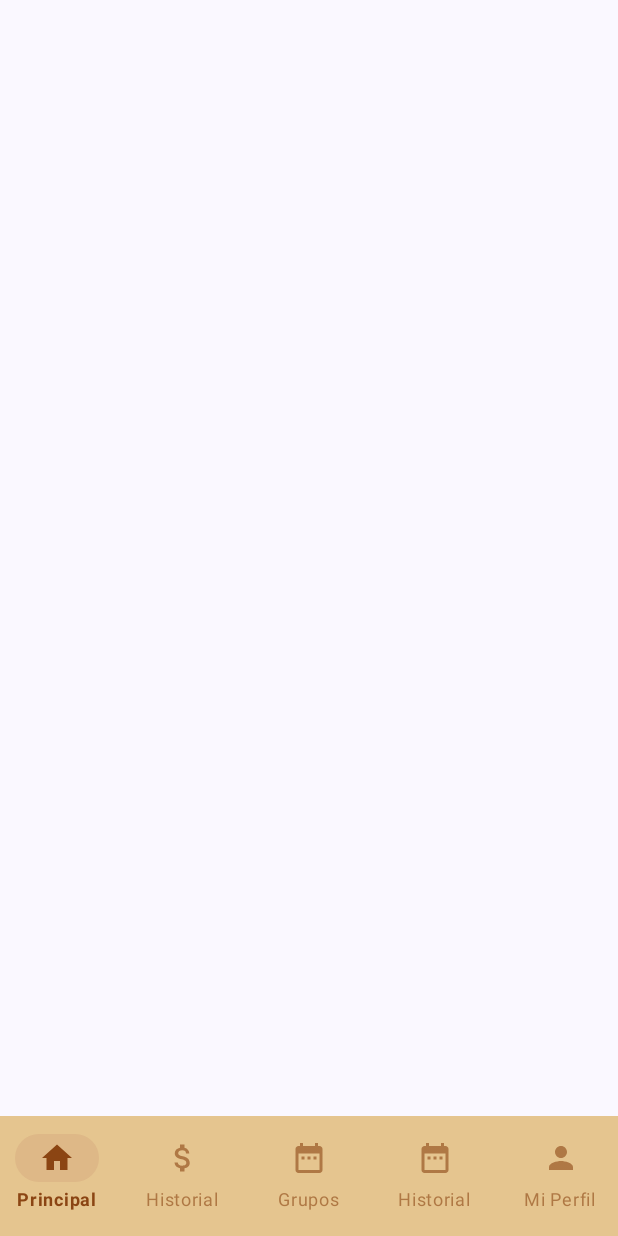
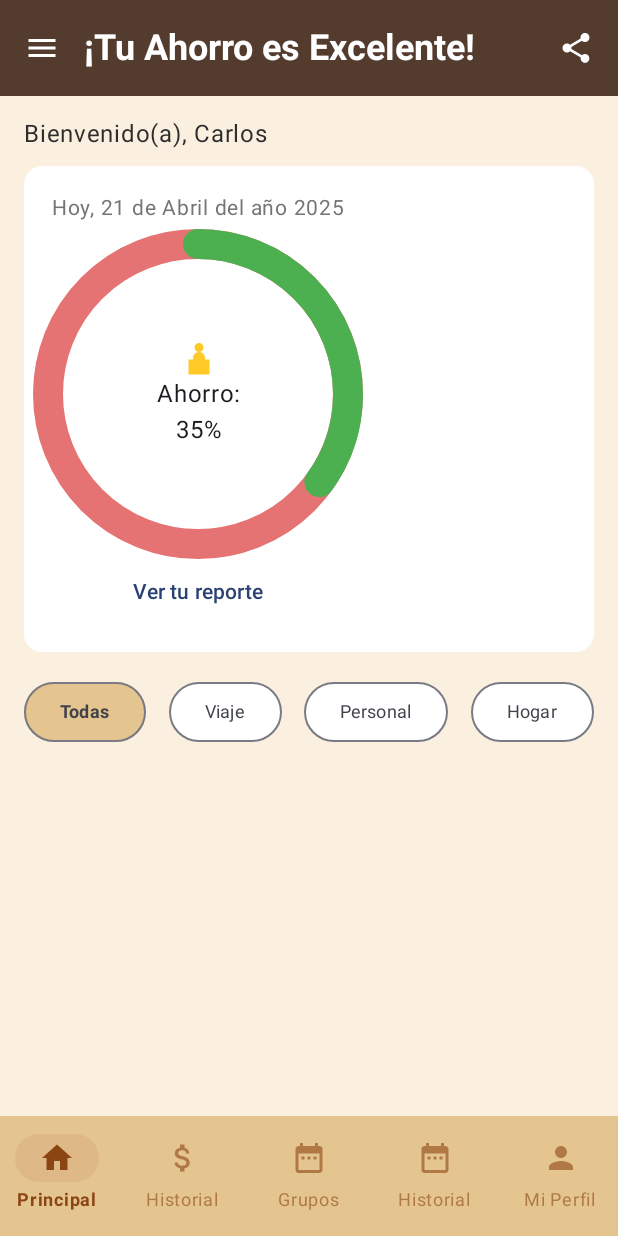
Before and after one commit to CaVassM/PocketMind_MobileApp, an Android app built with Jetpack Compose: the composable DashboardScreen shown on its own in the app's theme, on a phone screen of 412 x 824 dp. Run offline under Robolectric (Android 15) with nearby library versions, the phone set to English and light mode, and no system bars; our stand-ins replace Firebase (no records; nobody signed in at launch, a user with empty details on screens opened directly).

Commit message:
Pantalla Principal

```diff
--- a/app/build.gradle.kts
+++ b/app/build.gradle.kts
@@ -65,4 +65,5 @@ dependencies {
     debugImplementation(libs.androidx.ui.test.manifest)
     implementation("androidx.navigation:navigation-compose:2.9.0")
     implementation("androidx.compose.material:material:1.9.0-alpha03")
+    implementation("androidx.compose.material3:material3:1.2.1")
 }
--- a/app/src/main/java/com/example/ta_movil/ViewModels/dashboard/DashboardViewModel.kt
+++ b/app/src/main/java/com/example/ta_movil/ViewModels/dashboard/DashboardViewModel.kt
@@ -37,7 +37,7 @@ enum class TransactionType {
     EXPENSE
 }
 
-class DashboardViewModel : ViewModel() {
+open class DashboardViewModel : ViewModel() {
     // Estado para las metas de ahorro
     var savingGoals by mutableStateOf<List<SavingGoal>>(emptyList())
         private set
@@ -64,6 +64,11 @@ class DashboardViewModel : ViewModel() {
 
     init {
         // No cargar datos al inicio, esperamos que el usuario se autentique primero
+    }
+
+    // Para fines de preview/test
+    fun setFakeGoals(goals: List<SavingGoal>) {
+        savingGoals = goals
     }
 
     fun loadSavingGoals() {
--- a/app/src/main/java/com/example/ta_movil/Views/dashboard/DashboardScreen.kt
+++ b/app/src/main/java/com/example/ta_movil/Views/dashboard/DashboardScreen.kt
@@ -1,41 +1,86 @@
 package com.example.ta_movil.Views.dashboard
 
+import androidx.compose.foundation.Canvas
+import androidx.compose.foundation.background
 import androidx.compose.foundation.layout.*
 import androidx.compose.foundation.lazy.LazyColumn
 import androidx.compose.foundation.lazy.items
+import androidx.compose.foundation.shape.CircleShape
 import androidx.compose.material.icons.Icons
-import androidx.compose.material.icons.filled.Home
-import androidx.compose.material.icons.filled.Add
-import androidx.compose.material.icons.filled.DateRange
-import androidx.compose.material.icons.filled.Settings
-import androidx.compose.material.icons.filled.Edit
-import androidx.compose.material.icons.filled.Delete
+import androidx.compose.material.icons.filled.Menu
+import androidx.compose.material.icons.filled.Share
 import androidx.compose.material3.*
 import androidx.compose.runtime.*
+import androidx.compose.ui.Alignment
 import androidx.compose.ui.Modifier
+import androidx.compose.ui.graphics.Color
+import androidx.compose.ui.graphics.StrokeCap
+import androidx.compose.ui.res.painterResource
+import androidx.compose.ui.text.font.FontWeight
+import androidx.compose.ui.text.style.TextAlign
+import androidx.compose.ui.unit.Dp
 import androidx.compose.ui.unit.dp
+import androidx.compose.ui.unit.sp
 import androidx.navigation.NavController
+import com.example.ta_movil.Additionals.ColorsTheme
+import com.example.ta_movil.Components.BottomNavigationBar
+import com.example.ta_movil.R
 import com.example.ta_movil.ViewModels.dashboard.DashboardViewModel
 import com.example.ta_movil.ViewModels.dashboard.Screen
 import com.example.ta_movil.ViewModels.dashboard.SavingGoal
-import com.example.ta_movil.ui.theme.AppTheme
-import androidx.lifecycle.viewmodel.compose.viewModel
-import com.example.ta_movil.Components.BottomNavigationBar
-
 
 @OptIn(ExperimentalMaterial3Api::class)
 @Composable
 fun DashboardScreen(
     navController: NavController,
-    viewModel: DashboardViewModel = viewModel()
+    dashboardViewModel: DashboardViewModel
 ) {
+    val categories = listOf("Todas", "Viaje", "Personal", "Hogar")
+    var selectedCategory by remember { mutableStateOf("Todas") }
+
+    LaunchedEffect(Unit) {
+        dashboardViewModel.loadSavingGoals()
+    }
+
     Scaffold(
-        modifier = Modifier.fillMaxSize(),
+        containerColor = ColorsTheme.backgroundColor,
+        topBar = {
+            TopAppBar(
+                title = {
+                    Text(
+                        "¡Tu Ahorro es Excelente!",
+                        color = Color.White,
+                        fontSize = 24.sp,
+                        fontWeight = FontWeight.Bold
+                    )
+                },
+                navigationIcon = {
+                    IconButton(onClick = { /* Menú */ }) {
+                        Icon(
+                            imageVector = Icons.Default.Menu,
+                            contentDescription = "Menú",
+                            tint = Color.White
+                        )
+                    }
+                },
+                actions = {
+                    IconButton(onClick = { /* Compartir */ }) {
+                        Icon(
+                            imageVector = Icons.Default.Share,
+                            contentDescription = "Compartir",
+                            tint = Color.White
+                        )
+                    }
+                },
+                colors = TopAppBarDefaults.topAppBarColors(
+                    containerColor = ColorsTheme.headerColor
+                )
+            )
+        },
         bottomBar = {
             BottomNavigationBar(
-                currentScreen = viewModel.currentScreen,
+                currentScreen = Screen.Dashboard,
                 onNavigate = { screen ->
-                    viewModel.navigateTo(screen)
                     when (screen) {
                         Screen.Dashboard -> navController.navigate("dashboard")
                         Screen.IngresosEgresos -> navController.navigate("ingresos_egresos")
@@ -44,103 +89,139 @@ fun DashboardScreen(
                     }
                 }
             )
-        },
-        content = { paddingValues ->
-            Column(
-                modifier = Modifier
-                    .fillMaxSize()
-                    .padding(paddingValues)
+        }
+    ) { paddingValues ->
+        Column(
+            modifier = Modifier
+                .fillMaxSize()
+                .padding(paddingValues)
+                .padding(16.dp)
+        ) {
+            Text(
+                text = "Bienvenido(a), Carlos",
+                style = MaterialTheme.typography.bodyLarge,
+                color = ColorsTheme.primaryText
+            )
+
+            Spacer(modifier = Modifier.height(12.dp))
+
+            Card(
+                modifier = Modifier.fillMaxWidth(),
+                shape = MaterialTheme.shapes.medium,
+                colors = CardDefaults.cardColors(containerColor = ColorsTheme.cardBackground)
             ) {
-                // Lista de metas de ahorro
-                LazyColumn(
-                    modifier = Modifier
-                        .fillMaxWidth()
-                        .weight(1f)
+                Column(
+                    modifier = Modifier.padding(16.dp),
+                    horizontalAlignment = Alignment.CenterHorizontally
                 ) {
-                    items(viewModel.savingGoals) { goal ->
-                        SavingGoalCard(
-                            goal = goal,
-                            onEdit = { /* Implementar edición */ },
-                            onDelete = { /* Implementar eliminación */ }
-                        )
-                        Spacer(modifier = Modifier.height(8.dp))
+                    Text("Hoy, 21 de Abril del año 2025", fontSize = 14.sp, color = ColorsTheme.secondaryText)
+                    Spacer(modifier = Modifier.height(12.dp))
+                    CircularProgressWithCenterText(percentage = 0.35f)
+                    Spacer(modifier = Modifier.height(8.dp))
+                    TextButton(onClick = { /* Ver reporte */ }) {
+                        Text("Ver tu reporte")
                     }
                 }
             }
-        }
-    )
-}
 
+            Spacer(modifier = Modifier.height(16.dp))
 
-
-@Composable
-fun SavingGoalCard(
-    goal: SavingGoal,
-    onEdit: () -> Unit,
-    onDelete: () -> Unit
-) {
-    Card(
-        modifier = Modifier
-            .fillMaxWidth()
-            .padding(horizontal = 16.dp),
-        colors = CardDefaults.cardColors(
-            containerColor = AppTheme.primaryBackground
-        )
-    ) {
-        Column(
-            modifier = Modifier.padding(16.dp)
-        ) {
             Row(
                 modifier = Modifier.fillMaxWidth(),
                 horizontalArrangement = Arrangement.SpaceBetween
             ) {
-                Column {
-                    Text(
-                        text = goal.name,
-                        style = MaterialTheme.typography.titleMedium,
-                        color = AppTheme.primaryText
-                    )
-                    Text(
-                        text = "${goal.currentAmount} / ${goal.targetAmount}",
-                        style = MaterialTheme.typography.bodyMedium,
-                        color = AppTheme.primaryText
-                    )
-                }
-                Row {
-                    IconButton(onClick = onEdit) {
-                        Icon(
-                            imageVector = Icons.Filled.Edit,
-                            contentDescription = "Editar"
+                categories.forEach { category ->
+                    OutlinedButton(
+                        onClick = { selectedCategory = category },
+                        colors = ButtonDefaults.outlinedButtonColors(
+                            containerColor = if (selectedCategory == category) Color(0xFFE5C58F) else Color.White
                         )
-                    }
-                    IconButton(onClick = onDelete) {
-                        Icon(
-                            imageVector = Icons.Filled.Delete,
-                            contentDescription = "Eliminar"
+                    ) {
+                        Text(
+                            text = category,
+                            fontSize = 12.sp,
+                            fontWeight = if (selectedCategory == category) FontWeight.Bold else FontWeight.Normal
                         )
                     }
                 }
             }
 
-            // Barra de progreso
+            Spacer(modifier = Modifier.height(12.dp))
+
+            LazyColumn(modifier = Modifier.fillMaxSize()) {
+                items(dashboardViewModel.savingGoals.filter {
+                    selectedCategory == "Todas" || it.name.contains(selectedCategory, ignoreCase = true)
+                }) { goal ->
+                    SavingGoalCard(goal)
+                }
+            }
+        }
+    }
+}
+
+@Composable
+fun CircularProgressWithCenterText(
+    percentage: Float,
+    radius: Dp = 100.dp,
+    strokeWidth: Dp = 20.dp
+) {
+    Box(
+        contentAlignment = Alignment.Center,
+        modifier = Modifier.size(radius * 2)
+    ) {
+        Canvas(modifier = Modifier.size(radius * 2)) {
+            val sweep = 360 * percentage
+            drawArc(
+                color = Color(0xFFE57373),
+                startAngle = 0f,
+                sweepAngle = 360f,
+                useCenter = false,
+                style = androidx.compose.ui.graphics.drawscope.Stroke(width = strokeWidth.toPx(), cap = StrokeCap.Round)
+            )
+            drawArc(
+                color = Color(0xFF4CAF50),
+                startAngle = -90f,
+                sweepAngle = sweep,
+                useCenter = false,
+                style = androidx.compose.ui.graphics.drawscope.Stroke(width = strokeWidth.toPx(), cap = StrokeCap.Round)
+            )
+        }
+        Column(horizontalAlignment = Alignment.CenterHorizontally) {
+            Icon(
+                painter = painterResource(id = R.drawable.ic_medal),
+                contentDescription = "Medal Icon",
+                tint = Color.Unspecified
+            )
+            Text("Ahorro:\n${(percentage * 100).toInt()}%", textAlign = TextAlign.Center)
+        }
+    }
+}
+
+@Composable
+fun SavingGoalCard(goal: SavingGoal) {
+    Card(
+        modifier = Modifier
+            .fillMaxWidth()
+            .padding(vertical = 6.dp),
+        shape = MaterialTheme.shapes.medium,
+        elevation = CardDefaults.cardElevation(4.dp)
+    ) {
+        Column(modifier = Modifier.padding(16.dp)) {
+            Text(text = goal.name, fontWeight = FontWeight.Bold, color = ColorsTheme.primaryText)
+            Spacer(modifier = Modifier.height(8.dp))
             LinearProgressIndicator(
-                progress = { (goal.currentAmount / goal.targetAmount).toFloat() },
-                modifier = Modifier.fillMaxWidth(),
-                color = MaterialTheme.colorScheme.primary,
-                trackColor = MaterialTheme.colorScheme.surfaceVariant
+                progress = (goal.currentAmount / goal.targetAmount).toFloat(),
+                modifier = Modifier
+                    .fillMaxWidth()
+                    .height(12.dp),
+                color = Color(0xFF4CAF50)
+            )
+            Spacer(modifier = Modifier.height(4.dp))
+            Text(
+                text = "${(goal.currentAmount / goal.targetAmount * 100).toInt()}%",
+                fontSize = 12.sp,
+                color = ColorsTheme.secondaryText
             )
         }
     }
 }
-
-// Extension para obtener el icono de cada pantalla
-val Screen.icon: @Composable () -> Unit
-    @Composable
-    get() = {
-        when (this) {
-            Screen.Dashboard -> Icon(Icons.Filled.Home, contentDescription = "Dashboard")
-            Screen.IngresosEgresos -> Icon(Icons.Filled.Add, contentDescription = "Ingresos y Egresos")
-            Screen.Historial -> Icon(Icons.Filled.DateRange, contentDescription = "Historial")
-            Screen.Configuracion -> Icon(Icons.Filled.Settings, contentDescription = "Configuración")
-        }
-    }
--- /dev/null
+++ b/app/src/main/res/drawable/ic_medal.xml
@@ -0,0 +1,7 @@
+<vector xmlns:android="http://schemas.android.com/apk/res/android"
+    android:width="24dp" android:height="24dp"
+    android:viewportWidth="24" android:viewportHeight="24">
+    <path
+        android:fillColor="#FFCA28"
+        android:pathData="M12 2C10.34 2 9 3.34 9 5s1.34 3 3 3 3-1.34 3-3 -1.34-3 -3-3zm0 6c-2.21 0-4 1.79-4 4v1H5v10h14V13h-3v-1c0-2.21-1.79-4-4-4z"/>
+</vector>
```
Also changed, not shown: app/src/main/res/drawable/ic_logout.xml (added, +7 -0 lines), app/src/main/res/drawable/ic_menu.xml (added, +7 -0 lines).
